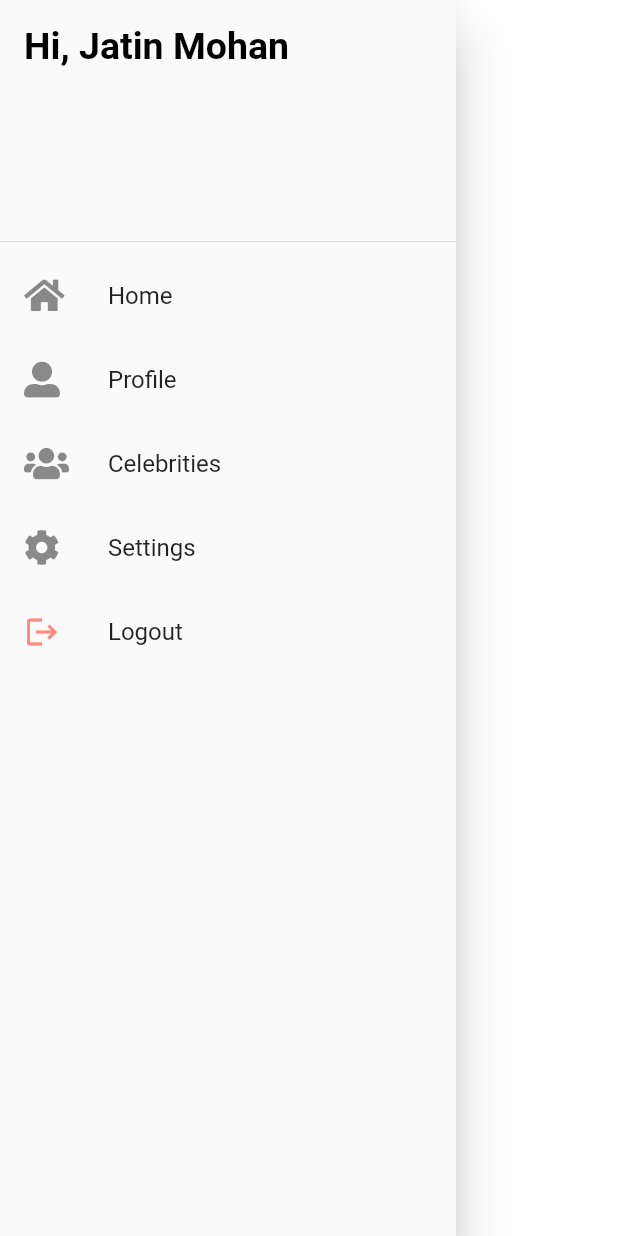
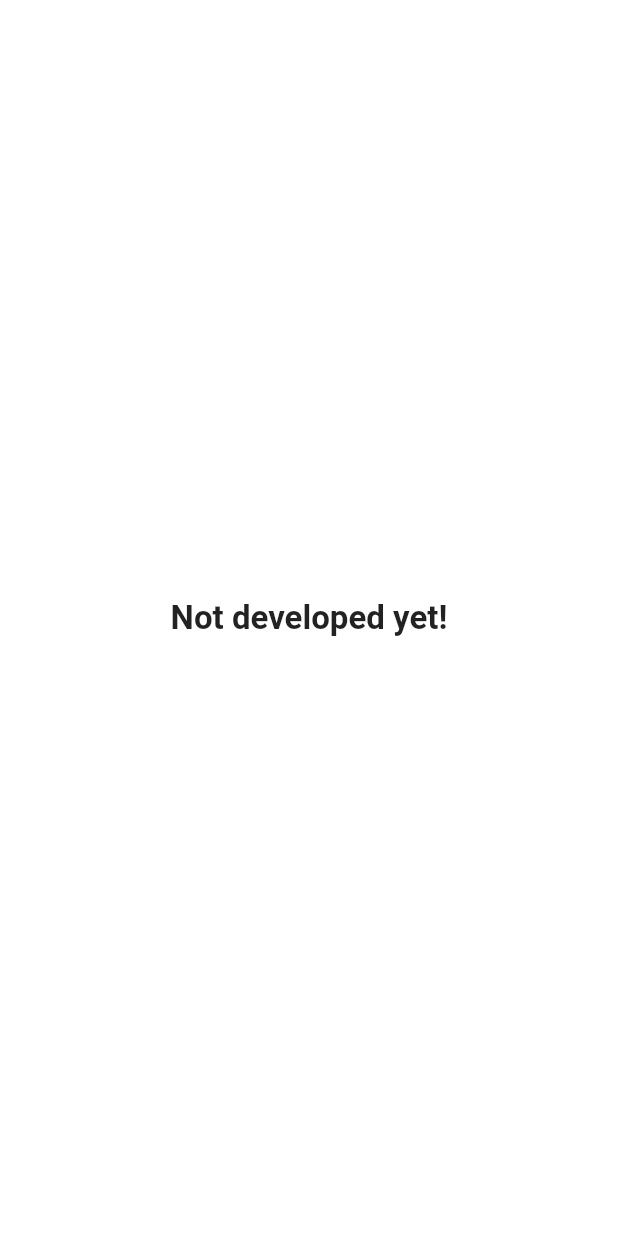
Before and after one commit to Zatinmohan/movietime, a Flutter app: the NavBar widget shown alone on an empty page, opened directly, after a tap on "Settings", on a phone screen of 412 x 824 dp. Run offline on Flutter 3.47's test engine with Material 2 defaults, Android fonts, the phone set to English and light mode, and no system bars; our stand-ins replace auto_size_text, firebase_auth, firebase_core, font_awesome_flutter, google_fonts, readmore and 1 more; missing offline and left inert: optimized_cached_image; accounts and stored records are empty; network calls fail.

```diff
--- a/lib/api/url.dart
+++ b/lib/api/url.dart
@@ -13,7 +13,6 @@ class URLs {
       "https://api.themoviedb.org/3/movie/now_playing?api_key=";
   static String _upcoming =
       "https://api.themoviedb.org/3/movie/upcoming?api_key=";
-
   static String _popularPeople =
       "https://api.themoviedb.org/3/person/popular?api_key=";
 
--- a/lib/widgets/misc/navbar.dart
+++ b/lib/widgets/misc/navbar.dart
@@ -2,6 +2,8 @@ import 'package:flutter/material.dart';
 import 'package:font_awesome_flutter/font_awesome_flutter.dart';
 import 'package:movietime/firebase/authentication.dart';
 import 'package:movietime/widgets/login_signup/loginpage.dart';
+import 'package:movietime/widgets/misc/profile.dart';
+import 'package:movietime/widgets/misc/setting.dart';
 import 'package:provider/provider.dart';
 
 class NavBar extends StatelessWidget {
@@ -27,19 +29,19 @@ class NavBar extends StatelessWidget {
         ListTile(
           leading: Icon(FontAwesomeIcons.userAlt),
           title: Text('Profile'),
-          onTap: () => print("HOME"),
-        ),
-        ListTile(
-          leading: Icon(FontAwesomeIcons.users),
-          title: Text('Celebrities'),
-          onTap: () => print("HOME"),
+          onTap: () {
+            Navigator.push(
+                context, MaterialPageRoute(builder: (_) => Profile()));
+          },
         ),
         ListTile(
           leading: Icon(FontAwesomeIcons.cog),
           title: Text('Settings'),
-          onTap: () => print("HOME"),
+          onTap: () {
+            Navigator.push(
+                context, MaterialPageRoute(builder: (_) => Settings()));
+          },
         ),
-        //SizedBox(height: MediaQuery.of(context).size.height * 0.25),
         ListTile(
           leading: Icon(
             Icons.logout,
--- /dev/null
+++ b/lib/widgets/misc/setting.dart
@@ -0,0 +1,17 @@
+import 'package:flutter/material.dart';
+
+class Settings extends StatelessWidget {
+  @override
+  Widget build(BuildContext context) {
+    return Scaffold(
+      body: Center(
+          child: Text(
+        "Not developed yet!",
+        style: TextStyle(
+          fontWeight: FontWeight.w600,
+          fontSize: 22.0,
+        ),
+      )),
+    );
+  }
+}
```
Also changed, not shown: lib/widgets/misc/profile.dart (added, +10 -0 lines).
